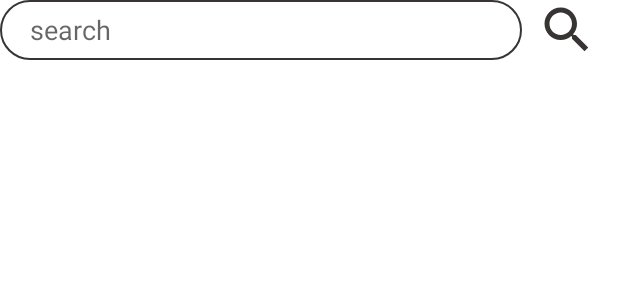
After one commit to trandinhhuy/Android-lab, an Android app: the layout search_event.xml on its own in the app's theme, with its tools: preview values and no code run, on a phone screen of 412 x 824 dp. The commit adds this screen. Shown: the top 300 px of the screen. Run offline under Robolectric (Android 15) with nearby library versions, the phone set to English and light mode, and no system bars; Roboto replaces fonts that are not available here.

Commit message:
pull request

```diff
--- a/app/src/main/AndroidManifest.xml
+++ b/app/src/main/AndroidManifest.xml
@@ -16,6 +16,7 @@
             android:theme="@style/AppTheme" />
         <activity android:name=".IntroActivity" />
         <activity android:name=".EventInformation" />
+        <activity android:name=".userProfile"/>
         <activity android:name=".MainActivity">
             <intent-filter>
                 <action android:name="android.intent.action.MAIN" />
--- a/app/src/main/java/com/example/everhope/EventInformation.java
+++ b/app/src/main/java/com/example/everhope/EventInformation.java
@@ -1,6 +1,7 @@
 package com.example.everhope;
 
 import android.app.Activity;
+import android.content.Intent;
 import android.os.Bundle;
 import android.view.View;
 import android.view.ViewGroup;
@@ -38,6 +39,8 @@ public class EventInformation extends Activity {
             singleIcon.setOnClickListener(new View.OnClickListener() {
                 @Override
                 public void onClick(View v) {
+                    Intent intent = new Intent(EventInformation.this, userProfile.class);
+                    startActivity(intent);
                 }
             });
         }
--- /dev/null
+++ b/app/src/main/java/com/example/everhope/FragmentAllEvent/SearchEventFragment.java
@@ -0,0 +1,6 @@
+package com.example.everhope.FragmentAllEvent;
+
+import androidx.fragment.app.Fragment;
+
+public class SearchEventFragment extends Fragment {
+}
--- /dev/null
+++ b/app/src/main/res/drawable/ic_search.xml
@@ -0,0 +1,5 @@
+<vector android:height="24dp" android:tint="#383434"
+    android:viewportHeight="24" android:viewportWidth="24"
+    android:width="24dp" xmlns:android="http://schemas.android.com/apk/res/android">
+    <path android:fillColor="@android:color/white" android:pathData="M15.5,14h-0.79l-0.28,-0.27C15.41,12.59 16,11.11 16,9.5 16,5.91 13.09,3 9.5,3S3,5.91 3,9.5 5.91,16 9.5,16c1.61,0 3.09,-0.59 4.23,-1.57l0.27,0.28v0.79l5,4.99L20.49,19l-4.99,-5zM9.5,14C7.01,14 5,11.99 5,9.5S7.01,5 9.5,5 14,7.01 14,9.5 11.99,14 9.5,14z"/>
+</vector>
--- /dev/null
+++ b/app/src/main/res/layout/search_event.xml
@@ -0,0 +1,40 @@
+<?xml version="1.0" encoding="utf-8"?>
+<LinearLayout xmlns:android="http://schemas.android.com/apk/res/android"
+    android:orientation="vertical" android:layout_width="match_parent"
+    android:layout_height="match_parent">
+    <LinearLayout
+        android:layout_width="match_parent"
+        android:layout_height="wrap_content"
+        android:orientation="horizontal">
+
+        <EditText
+            android:id="@+id/search_topic"
+            android:layout_width="348dp"
+            android:layout_height="40dp"
+            android:hint="search"
+            android:background="@drawable/border_radius"
+            android:textSize="18dp"
+            android:paddingLeft="20dp">
+
+        </EditText>
+
+        <ImageView
+            android:id="@+id/search_onclick"
+            android:layout_width="40dp"
+            android:layout_height="match_parent"
+            android:src="@drawable/ic_search"
+            android:layout_marginLeft="10dp"
+            >
+
+        </ImageView>
+    </LinearLayout>
+    <HorizontalScrollView
+        android:paddingLeft="10dp"
+        android:paddingRight="10dp"
+        android:id="@+id/button_topic"
+        android:layout_marginTop="15dp"
+        android:layout_width="match_parent"
+        android:layout_height="40dp">
+    </HorizontalScrollView>
+
+</LinearLayout>
```
Also changed, not shown: app/src/main/java/com/example/everhope/AllEventActivity.java (+16 -2 lines), app/src/main/java/com/example/everhope/CustomEventList.java (added, +45 -0 lines), app/src/main/java/com/example/everhope/FragmentAllEvent/ListEventFragment.java (added, +13 -0 lines), app/src/main/java/com/example/everhope/ui/home/HomeFragment.java (+9 -1 lines), app/src/main/res/layout/activity_all_event.xml (+15 -3 lines), app/src/main/res/layout/list_event.xml (added, +20 -0 lines), app/src/main/res/layout/user_profile.xml (+6 -4 lines).
